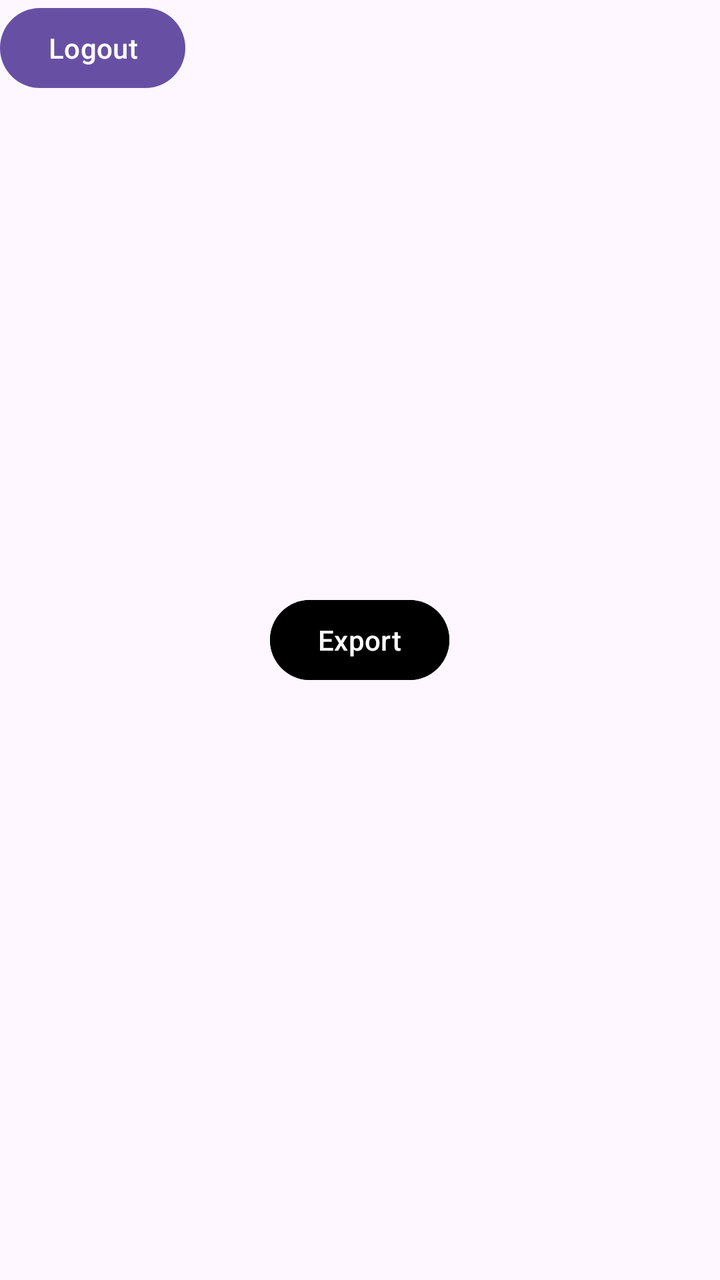
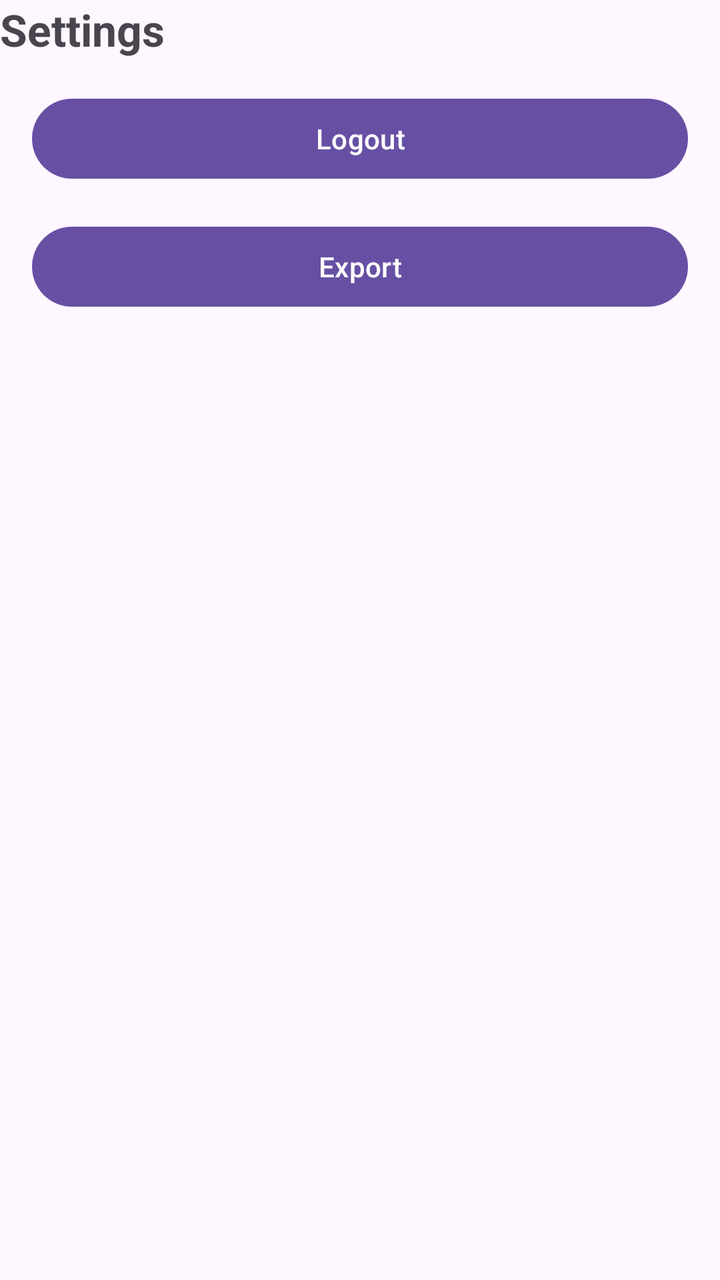

Two renders of the same Android screen: before a commit and after it. Below are the layout's source before the change and the commit's diff.
<!-- AndroidManifest.xml: application theme Theme.ExpenseTracker -->
<!-- res/layout/fragment_settings.xml -->
<?xml version="1.0" encoding="utf-8"?>
<FrameLayout xmlns:android="http://schemas.android.com/apk/res/android"
    xmlns:tools="http://schemas.android.com/tools"
    android:layout_width="match_parent"
    android:layout_height="match_parent"
    tools:context=".fragment.SettingsFragment">

    <Button
        android:id="@+id/btnLogout"
        android:layout_width="wrap_content"
        android:layout_height="wrap_content"
        android:text="@string/logout" />

    <Button
        android:id="@+id/btnExport"
        android:layout_width="wrap_content"
        android:layout_height="wrap_content"
        android:text="Export"
        android:layout_gravity="center"
        android:backgroundTint="@color/black"
        android:textColor="@android:color/white"/>

</FrameLayout>
<!-- resources referenced by this layout -->
<resources>
  <color name="black">#FF000000</color>
  <string name="logout">Logout</string>
  <style name="Theme.ExpenseTracker" parent="Theme.Material3.Light.NoActionBar" />
</resources>

<!-- the commit's change to res/layout/fragment_settings.xml (unified diff, before → after) -->
@@ -1,23 +1,39 @@
 <?xml version="1.0" encoding="utf-8"?>
-<FrameLayout xmlns:android="http://schemas.android.com/apk/res/android"
+<LinearLayout xmlns:android="http://schemas.android.com/apk/res/android"
     xmlns:tools="http://schemas.android.com/tools"
     android:layout_width="match_parent"
     android:layout_height="match_parent"
+    android:layout_margin="10dp"
+    android:orientation="vertical"
     tools:context=".fragment.SettingsFragment">
+    
+    <TextView
+        android:id="@+id/tvTitle"
+        android:layout_width="wrap_content"
+        android:layout_height="wrap_content"
+        android:text="@string/settings"
+        android:textSize="22sp"
+        android:textStyle="bold"
+       />
 
     <Button
         android:id="@+id/btnLogout"
-        android:layout_width="wrap_content"
+        android:layout_width="match_parent"
         android:layout_height="wrap_content"
-        android:text="@string/logout" />
+        android:text="@string/logout"
+        android:layout_marginTop="16dp"
+        android:layout_marginStart="16dp"
+        android:layout_marginEnd="16dp"
+        />
 
     <Button
         android:id="@+id/btnExport"
-        android:layout_width="wrap_content"
+        android:layout_width="match_parent"
         android:layout_height="wrap_content"
-        android:text="Export"
-        android:layout_gravity="center"
-        android:backgroundTint="@color/black"
-        android:textColor="@android:color/white"/>
+        android:text="@string/export"
+        android:textColor="@android:color/white"
+        android:layout_marginTop="16dp"
+        android:layout_marginStart="16dp"
+        android:layout_marginEnd="16dp"/>
 
-</FrameLayout>
+</LinearLayout>
<!-- resource entries referenced after the edit -->
@@ -1,7 +1,8 @@
 <!-- resources referenced by this layout -->
 <resources>
-  <color name="black">#FF000000</color>
+  <string name="export">Export</string>
   <string name="logout">Logout</string>
+  <string name="settings">Settings</string>
   <style name="Theme.ExpenseTracker" parent="Theme.Material3.Light.NoActionBar" />
 </resources>
 
